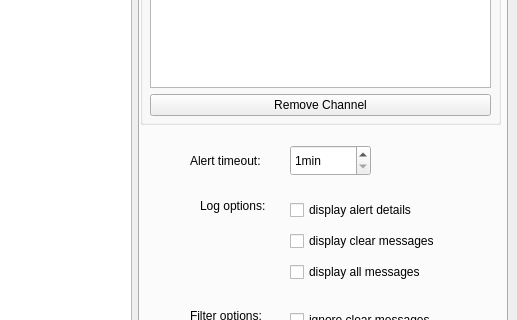
Above: intelpy/gui/mainwindow.ui from Riftr/intelpy before the change; both pictures show x 242 to 759 and y 360 to 680 of the 759 by 790 pixel window. Below: the same form after it.
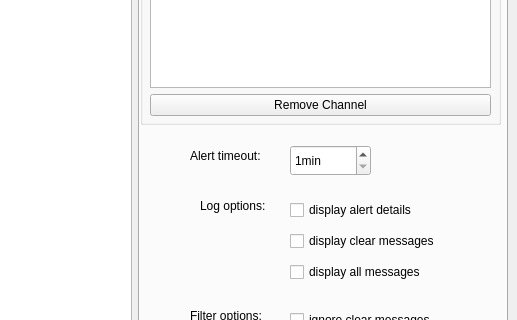
That is the form after the change. The open tabs and pages were chosen to show the change. Icons and pictures are not drawn.

Commit message: minor change to fix path issue with pyinstaller

What changed in the file:
```diff
--- a/intelpy/gui/mainwindow.ui
+++ b/intelpy/gui/mainwindow.ui
@@ -711,12 +711,9 @@
               <x>50</x>
               <y>470</y>
               <width>101</width>
-              <height>31</height>
+              <height>22</height>
              </rect>
             </property>
-            <property name="layoutDirection">
-             <enum>Qt::RightToLeft</enum>
-            </property>
             <property name="text">
              <string>Alert timeout:</string>
             </property>
```
The commit also changes 2 other files.
